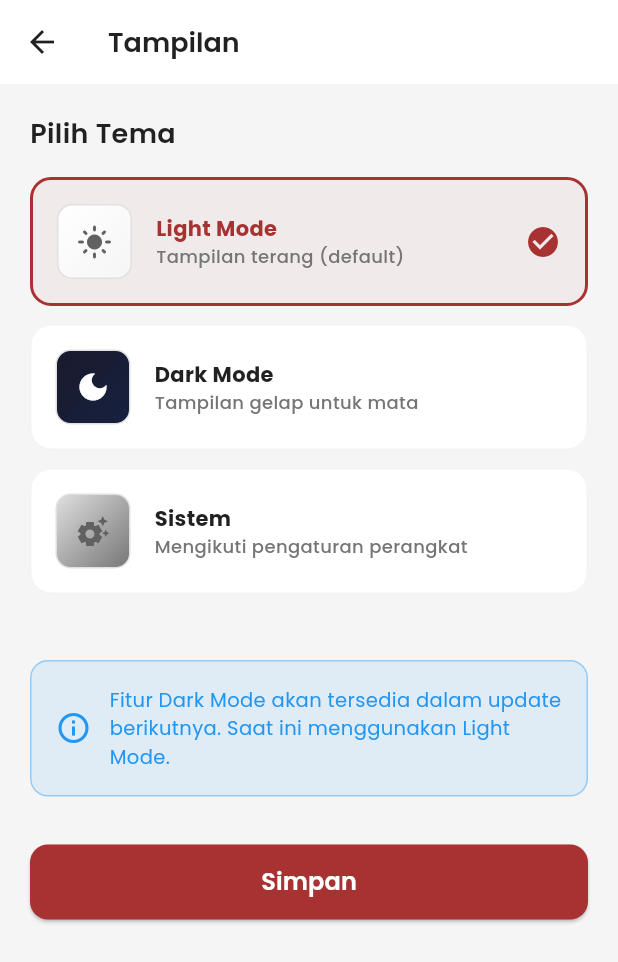
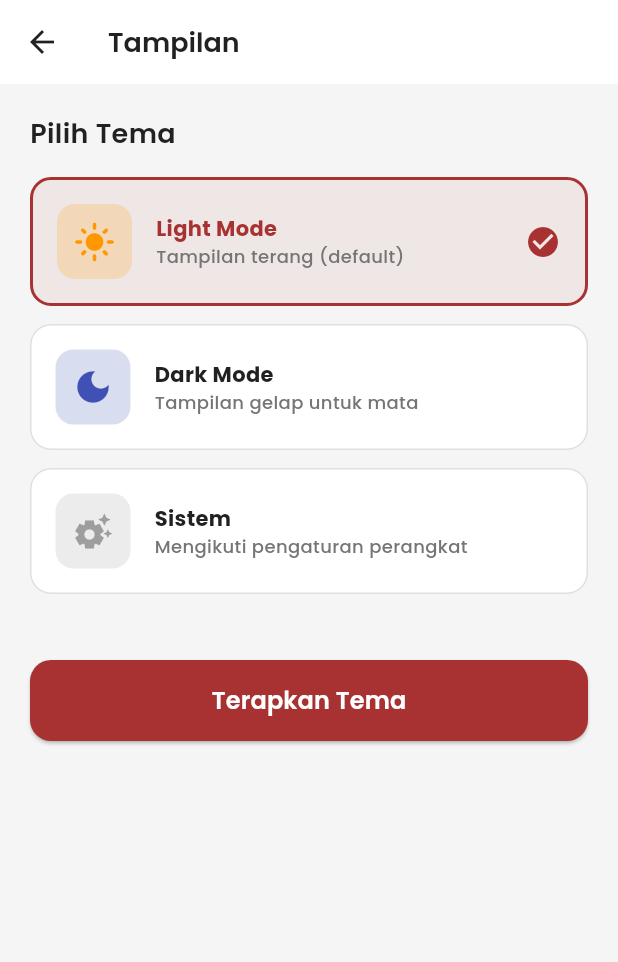
Before and after one commit to ekakamelia/UAS-PAKrofi, a Flutter app: the ThemeSettingsScreen screen opened directly, on a phone screen of 412 x 824 dp. Shown: the top 962 px of the screen. Run offline on Flutter 3.47's test engine with Material 3 defaults, Android fonts, the phone set to English and light mode, and no system bars; our stand-ins replace google_fonts.

Commit message:
Mengimplementasikan Dark Mode yang berfungsi: ThemeNotifier untuk state management, light/dark theme di main.dart, dan tombol Terapkan Tema di pengaturan

```diff
--- a/lib/features/settings/theme_settings_screen.dart
+++ b/lib/features/settings/theme_settings_screen.dart
@@ -1,5 +1,6 @@
 import 'package:flutter/material.dart';
 import 'package:celeoe/core/theme.dart';
+import 'package:celeoe/core/theme_notifier.dart';
 
 class ThemeSettingsScreen extends StatefulWidget {
   const ThemeSettingsScreen({super.key});
@@ -9,99 +10,35 @@ class ThemeSettingsScreen extends StatefulWidget {
 }
 
 class _ThemeSettingsScreenState extends State<ThemeSettingsScreen> {
-  String _selectedTheme = 'light';
+  late String _selectedTheme;
 
   @override
-  Widget build(BuildContext context) {
-    return Scaffold(
-      appBar: AppBar(
-        title: Text('Tampilan', style: AppTextStyles.title),
-        backgroundColor: Colors.white,
-        elevation: 0,
-        iconTheme: const IconThemeData(color: AppColors.textPrimary),
-      ),
-      backgroundColor: AppColors.background,
-      body: SingleChildScrollView(
-        padding: const EdgeInsets.all(20),
-        child: Column(
-          crossAxisAlignment: CrossAxisAlignment.start,
-          children: [
-            Text('Pilih Tema', style: AppTextStyles.title),
-            const SizedBox(height: 16),
+  void initState() {
+    super.initState();
+    if (themeNotifier.isDarkMode) {
+      _selectedTheme = 'dark';
+    } else if (themeNotifier.isSystemMode) {
+      _selectedTheme = 'system';
+    } else {
+      _selectedTheme = 'light';
+    }
+  }
 
-            _buildThemeOption(
-              title: 'Light Mode',
-              subtitle: 'Tampilan terang (default)',
-              icon: Icons.light_mode,
-              value: 'light',
-              colors: [Colors.white, AppColors.background],
-            ),
-
-            _buildThemeOption(
-              title: 'Dark Mode',
-              subtitle: 'Tampilan gelap untuk mata',
-              icon: Icons.dark_mode,
-              value: 'dark',
-              colors: [Color(0xFF1a1a2e), Color(0xFF16213e)],
-            ),
-
-            _buildThemeOption(
-              title: 'Sistem',
-              subtitle: 'Mengikuti pengaturan perangkat',
-              icon: Icons.settings_suggest,
-              value: 'system',
-              colors: [Colors.grey.shade300, Colors.grey.shade600],
-            ),
-
-            const SizedBox(height: 32),
-
-            Container(
-              padding: const EdgeInsets.all(16),
-              decoration: BoxDecoration(
-                color: Colors.blue.withAlpha(25),
-                borderRadius: BorderRadius.circular(12),
-                border: Border.all(color: Colors.blue.withAlpha(100)),
-              ),
-              child: Row(
-                children: [
-                  const Icon(Icons.info_outline, color: Colors.blue),
-                  const SizedBox(width: 12),
-                  Expanded(
-                    child: Text(
-                      'Fitur Dark Mode akan tersedia dalam update berikutnya. Saat ini menggunakan Light Mode.',
-                      style: AppTextStyles.body.copyWith(color: Colors.blue, fontSize: 13),
-                    ),
-                  ),
-                ],
-              ),
-            ),
-
-            const SizedBox(height: 32),
-
-            SizedBox(
-              width: double.infinity,
-              height: 50,
-              child: ElevatedButton(
-                onPressed: () {
-                  ScaffoldMessenger.of(context).showSnackBar(
-                    SnackBar(content: Text('Tema ${_getThemeName(_selectedTheme)} dipilih')),
-                  );
-                  Navigator.pop(context);
-                },
-                style: ElevatedButton.styleFrom(
-                  backgroundColor: AppColors.primary,
-                  foregroundColor: Colors.white,
-                  shape: RoundedRectangleBorder(
-                    borderRadius: BorderRadius.circular(12),
-                  ),
-                ),
-                child: Text('Simpan', style: AppTextStyles.button),
-              ),
-            ),
-          ],
-        ),
-      ),
+  void _applyTheme() {
+    switch (_selectedTheme) {
+      case 'dark':
+        themeNotifier.setDarkMode();
+        break;
+      case 'system':
+        themeNotifier.setSystemMode();
+        break;
+      default:
+        themeNotifier.setLightMode();
+    }
+    ScaffoldMessenger.of(context).showSnackBar(
+      SnackBar(content: Text('Tema ${_getThemeName(_selectedTheme)} diterapkan!')),
     );
+    Navigator.pop(context);
   }
 
   String _getThemeName(String value) {
@@ -115,12 +52,87 @@ class _ThemeSettingsScreenState extends State<ThemeSettingsScreen> {
     }
   }
 
+  @override
+  Widget build(BuildContext context) {
+    final isDark = Theme.of(context).brightness == Brightness.dark;
+
+    return Scaffold(
+      appBar: AppBar(
+        title: Text('Tampilan', style: AppTextStyles.title.copyWith(
+          color: isDark ? Colors.white : AppColors.textPrimary,
+        )),
+        backgroundColor: isDark ? const Color(0xFF1E1E1E) : Colors.white,
+        elevation: 0,
+        iconTheme: IconThemeData(color: isDark ? Colors.white : AppColors.textPrimary),
+      ),
+      backgroundColor: isDark ? const Color(0xFF121212) : AppColors.background,
+      body: SingleChildScrollView(
+        padding: const EdgeInsets.all(20),
+        child: Column(
+          crossAxisAlignment: CrossAxisAlignment.start,
+          children: [
+            Text('Pilih Tema', style: AppTextStyles.title.copyWith(
+              color: isDark ? Colors.white : AppColors.textPrimary,
+            )),
+            const SizedBox(height: 16),
+
+            _buildThemeOption(
+              title: 'Light Mode',
+              subtitle: 'Tampilan terang (default)',
+              icon: Icons.light_mode,
+              value: 'light',
+              iconColor: Colors.orange,
+              isDark: isDark,
+            ),
+
+            _buildThemeOption(
+              title: 'Dark Mode',
+              subtitle: 'Tampilan gelap untuk mata',
+              icon: Icons.dark_mode,
+              value: 'dark',
+              iconColor: Colors.indigo,
+              isDark: isDark,
+            ),
+
+            _buildThemeOption(
+              title: 'Sistem',
+              subtitle: 'Mengikuti pengaturan perangkat',
+              icon: Icons.settings_suggest,
+              value: 'system',
+              iconColor: Colors.grey,
+              isDark: isDark,
+            ),
+
+            const SizedBox(height: 32),
+
+            SizedBox(
+              width: double.infinity,
+              height: 54,
+              child: ElevatedButton(
+                onPressed: _applyTheme,
+                style: ElevatedButton.styleFrom(
+                  backgroundColor: AppColors.primary,
+                  foregroundColor: Colors.white,
+                  shape: RoundedRectangleBorder(
+                    borderRadius: BorderRadius.circular(14),
+                  ),
+                ),
+                child: Text('Terapkan Tema', style: AppTextStyles.button),
+              ),
+            ),
+          ],
+        ),
+      ),
+    );
+  }
+
   Widget _buildThemeOption({
     required String title,
     required String subtitle,
     required IconData icon,
     required String value,
-    required List<Color> colors,
+    required Color iconColor,
+    required bool isDark,
   }) {
     final isSelected = _selectedTheme == value;
 
@@ -132,10 +144,12 @@ class _ThemeSettingsScreenState extends State<ThemeSettingsScreen> {
         margin: const EdgeInsets.only(bottom: 12),
         padding: const EdgeInsets.all(16),
         decoration: BoxDecoration(
-          color: isSelected ? AppColors.primary.withAlpha(15) : Colors.white,
+          color: isSelected
+              ? AppColors.primary.withAlpha(isDark ? 50 : 20)
+              : (isDark ? const Color(0xFF1E1E1E) : Colors.white),
           borderRadius: BorderRadius.circular(14),
           border: Border.all(
-            color: isSelected ? AppColors.primary : AppColors.grey.withAlpha(100),
+            color: isSelected ? AppColors.primary : (isDark ? Colors.white24 : AppColors.grey),
             width: isSelected ? 2 : 1,
           ),
         ),
@@ -145,15 +159,10 @@ class _ThemeSettingsScreenState extends State<ThemeSettingsScreen> {
               width: 50,
               height: 50,
               decoration: BoxDecoration(
-                gradient: LinearGradient(
-                  colors: colors,
-                  begin: Alignment.topLeft,
-                  end: Alignment.bottomRight,
-                ),
-                borderRadius: BorderRadius.circular(10),
-                border: Border.all(color: Colors.grey.shade300),
+                color: iconColor.withAlpha(50),
+                borderRadius: BorderRadius.circular(12),
               ),
-              child: Icon(icon, color: value == 'dark' ? Colors.white : Colors.grey.shade700),
+              child: Icon(icon, color: iconColor, size: 28),
             ),
             const SizedBox(width: 16),
             Expanded(
@@ -164,15 +173,21 @@ class _ThemeSettingsScreenState extends State<ThemeSettingsScreen> {
                     title,
                     style: AppTextStyles.body.copyWith(
                       fontWeight: FontWeight.bold,
-                      color: isSelected ? AppColors.primary : AppColors.textPrimary,
+                      color: isSelected ? AppColors.primary : (isDark ? Colors.white : AppColors.textPrimary),
                     ),
                   ),
-                  Text(subtitle, style: AppTextStyles.subtitle.copyWith(fontSize: 12)),
+                  Text(
+                    subtitle,
+                    style: AppTextStyles.subtitle.copyWith(
+                      fontSize: 12,
+                      color: isDark ? Colors.white60 : AppColors.textSecondary,
+                    ),
+                  ),
                 ],
               ),
             ),
             if (isSelected)
-              Icon(Icons.check_circle, color: AppColors.primary, size: 24),
+              const Icon(Icons.check_circle, color: AppColors.primary, size: 24),
           ],
         ),
       ),
```
Also changed, not shown: lib/core/theme_notifier.dart (added, +25 -0 lines), lib/main.dart (+41 -5 lines).
